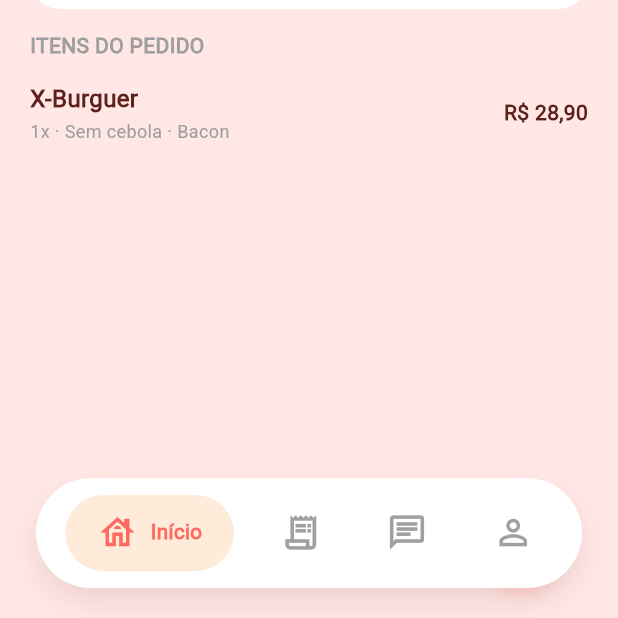
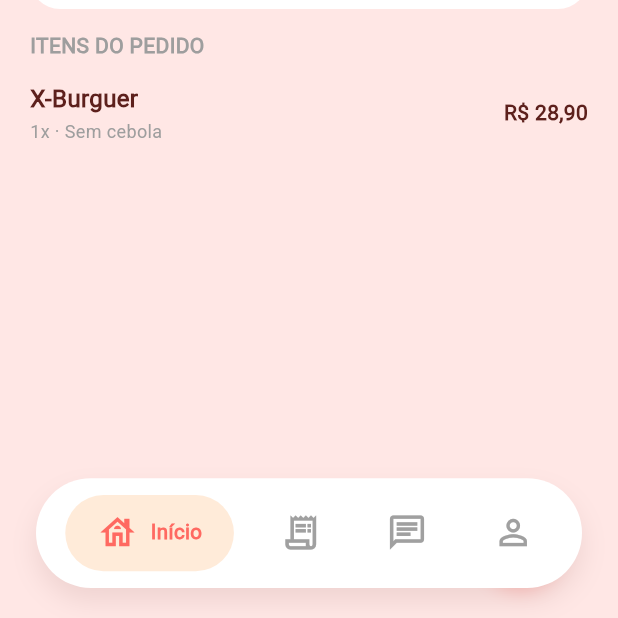
Before and after one commit to h3llsyn/Nhac-Lojas, a Flutter app: the OrderDetails screen opened by its route, on a phone screen of 412 x 824 dp, the part 618-1236 px from its top. Run offline on Flutter 3.47's test engine with Material 3 defaults, Android fonts, the phone set to English and light mode, and no system bars; our stand-ins replace fl_chart, flutter_screenutil, go_router.

Commit message:
ajustando coisinhas, faltando criar variavel pra quantidade em componente containerorderdetails

```diff
--- a/lib/pages/order_details.dart
+++ b/lib/pages/order_details.dart
@@ -99,7 +99,7 @@ class OrderDetails extends StatelessWidget {
             const SizedBox(height: 14),
             ContainerOrderDetails(
               informacao: 'X-Burguer',
-              complemento: '1x · Sem cebola · Bacon',
+              complemento: '1x · Sem cebola',
               preco: 28.90,
             ),
           ],
```
